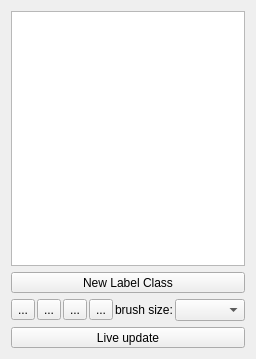
This is ilastik/applets/pixelClassification/labelingDrawer_reference.ui in ilastik/ilastik as Qt 5 draws it before an edit. The edited form follows.
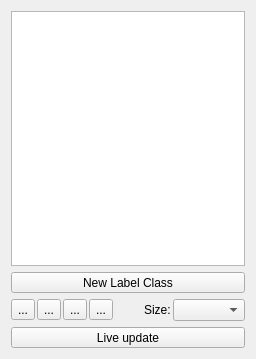
This is the edited form. Icons and pictures are not drawn. Custom widgets are drawn as their Qt base class.

Commit message: Use brushSizeCaption from .ui files

What changed in the file:
```diff
--- a/ilastik/applets/pixelClassification/labelingDrawer_reference.ui
+++ b/ilastik/applets/pixelClassification/labelingDrawer_reference.ui
@@ -126,7 +126,7 @@
      <item>
       <widget class="QLabel" name="brushSizeCaption">
        <property name="text">
-        <string>brush size:</string>
+        <string>Size:</string>
        </property>
       </widget>
      </item>
```
The commit also changes 8 other files.
